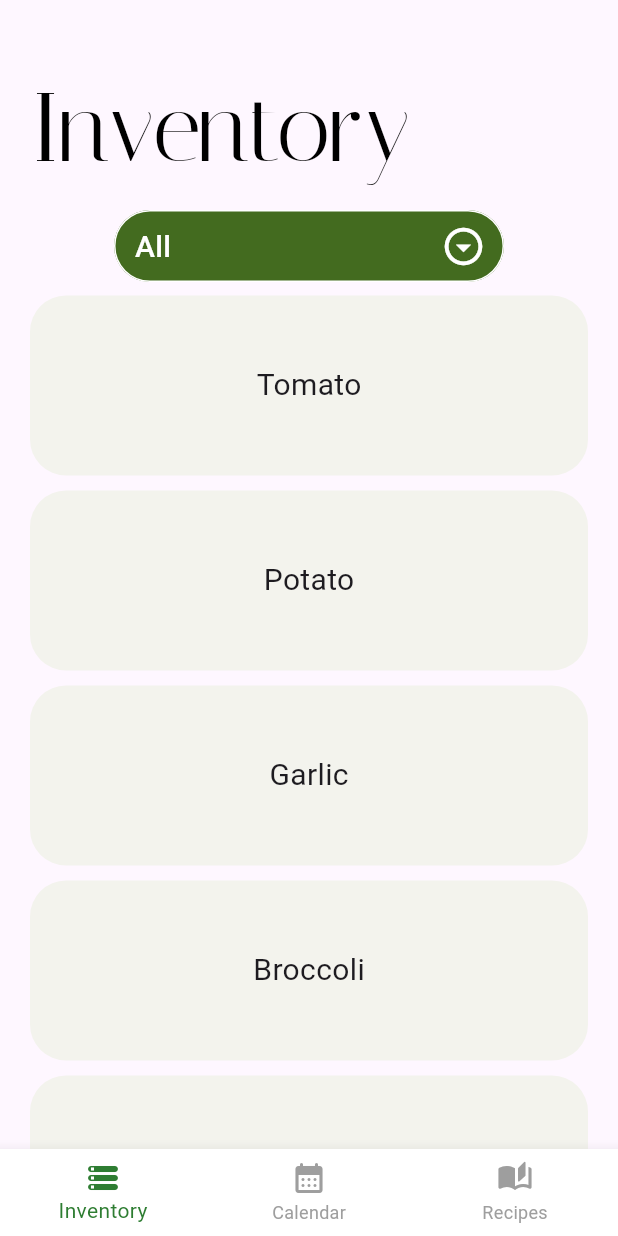
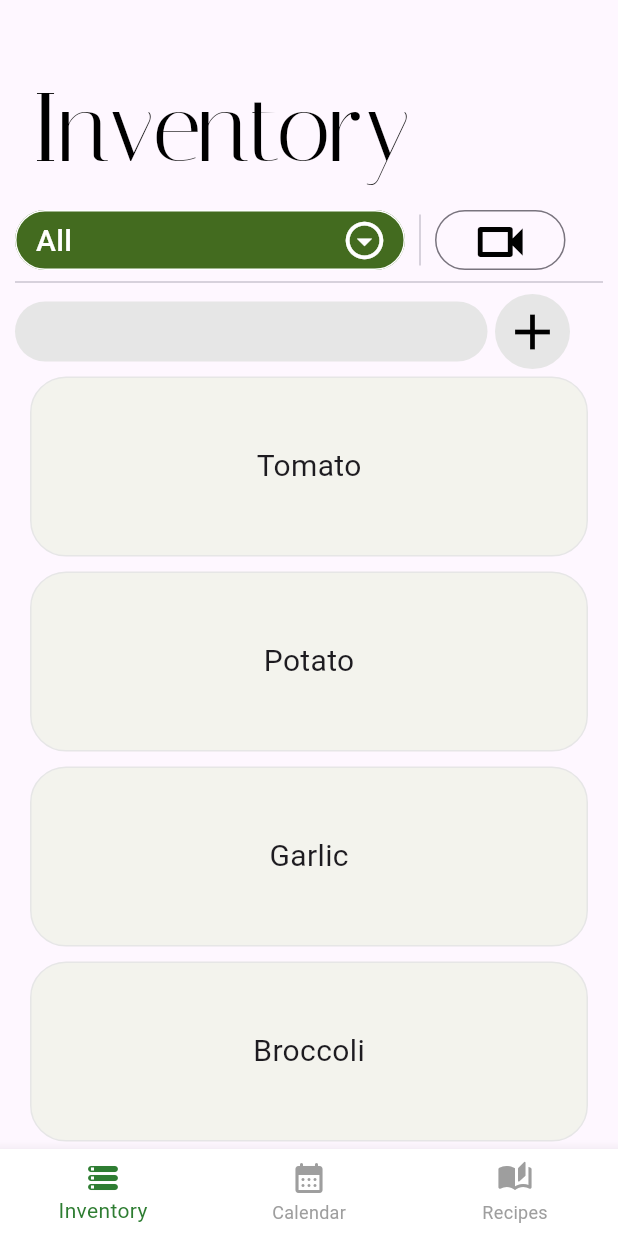
Before and after one commit to kellyycha/sous_chef_app, a Flutter app: the screen it shows after launch, on a phone screen of 412 x 824 dp. Run offline on Flutter 3.47's test engine with Material 3 defaults, Android fonts, the phone set to English and light mode, and no system bars.

Commit message:
formatted dropdown, added video and custom input button

```diff
--- a/lib/item_square.dart
+++ b/lib/item_square.dart
@@ -14,7 +14,8 @@ class MySquare extends StatelessWidget{
         height: 120,
         decoration: BoxDecoration(
           color: const Color.fromARGB(255, 243, 243, 237),
-          borderRadius: BorderRadius.circular(24)
+          borderRadius: BorderRadius.circular(24),
+          border: Border.all(color: const Color.fromARGB(255, 230, 230, 230)),
         ),
 
         child: Center(
--- a/lib/pages/inventory_page.dart
+++ b/lib/pages/inventory_page.dart
@@ -65,12 +65,83 @@ class InventoryPage extends StatelessWidget {
                   ),
                 ),
               ),
-              Container(
-                width: 260,
-                height: 52,
-                // height: 40,
-                child: const LocationDropdown(),
+              IntrinsicHeight(
+                child: Row(
+                  children: [
+                    const SizedBox(width:10),
+                    // location dropdown
+                    const SizedBox(
+                      width: 260,
+                      height: 40,
+                      child: LocationDropdown(),
+                      ),
+                    const VerticalDivider(
+                      width: 20,
+                      thickness: 1,
+                      indent: 3,
+                      endIndent: 3,
+                    ),
+                    // video button
+                    SizedBox(
+                      width: 87,
+                      height: 40,
+                      child: IconButton.outlined(
+                        icon: Icon(Icons.videocam_outlined),
+                        iconSize: 40,
+                        color: Colors.black,
+                        alignment: Alignment.center,
+                        padding: EdgeInsets.all(1),
+                        // TODO: clicking this button shows video feed
+                        onPressed: () {},
+                        ),
+                      ),
+                    const Spacer(),
+                  ],
                 ),
+              ),
+              const Divider(
+                thickness: 1,
+                indent: 10,
+                endIndent: 10,
+              ),
+              Row(
+                children: [
+                  const SizedBox(width:10),
+                  // search bar
+                  SizedBox(
+                    width: 315,
+                    height: 40,
+                    child: Container(
+                      decoration: BoxDecoration(
+                        color: const Color.fromARGB(255, 230, 230, 230),
+                        borderRadius: BorderRadius.circular(24),
+                        ),
+                      ),
+                    ),
+                  const SizedBox(width:5),
+                  SizedBox(
+                    width: 50,
+                    height: 50,
+                    child: Container(
+                      decoration: const BoxDecoration(
+                        shape: BoxShape.circle,
+                        color: Color.fromARGB(255, 230, 230, 230),
+                        ),
+                      child: IconButton(
+                        icon: const Icon(Icons.add),
+                        iconSize: 40,
+                        color: Colors.black,
+                        alignment: Alignment.center,
+                        padding: const EdgeInsets.all(1),
+                        // TODO: clicking this adds custom item
+                        onPressed: () {},
+                        ),
+                    ),
+                    ),
+                  const Spacer(),
+                ],
+              ),
+
             ]
           ),
           //inventory list
@@ -161,3 +232,7 @@ class _LocationState extends State<LocationDropdown> {
     );
   }
 }
+
+void _nothing() {
+  return;
+  }
```
